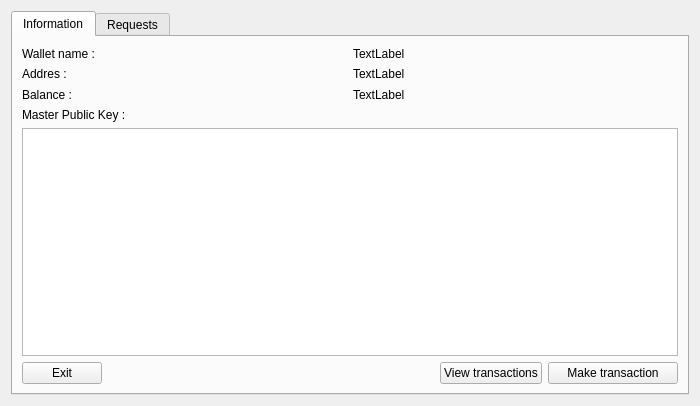
The window that online_wallet/forms/informationwindow.ui (bmstu-iu8-2018-project/wallet) describes before a commit, drawn with Qt 5.
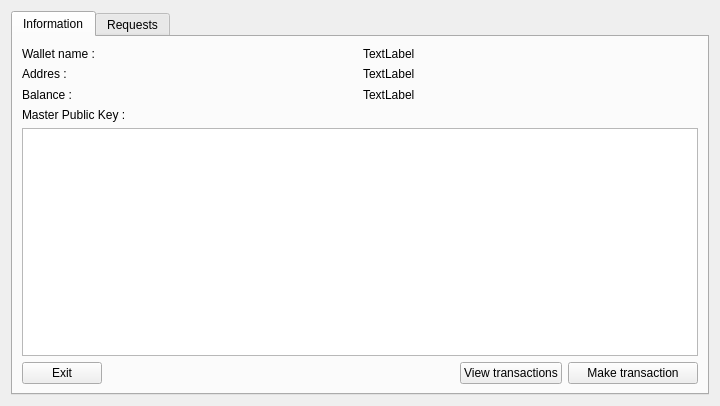
The same window after the commit.

Patch:
```diff
--- a/online_wallet/forms/informationwindow.ui
+++ b/online_wallet/forms/informationwindow.ui
@@ -6,7 +6,7 @@
    <rect>
     <x>0</x>
     <y>0</y>
-    <width>700</width>
+    <width>720</width>
     <height>400</height>
    </rect>
   </property>
```
